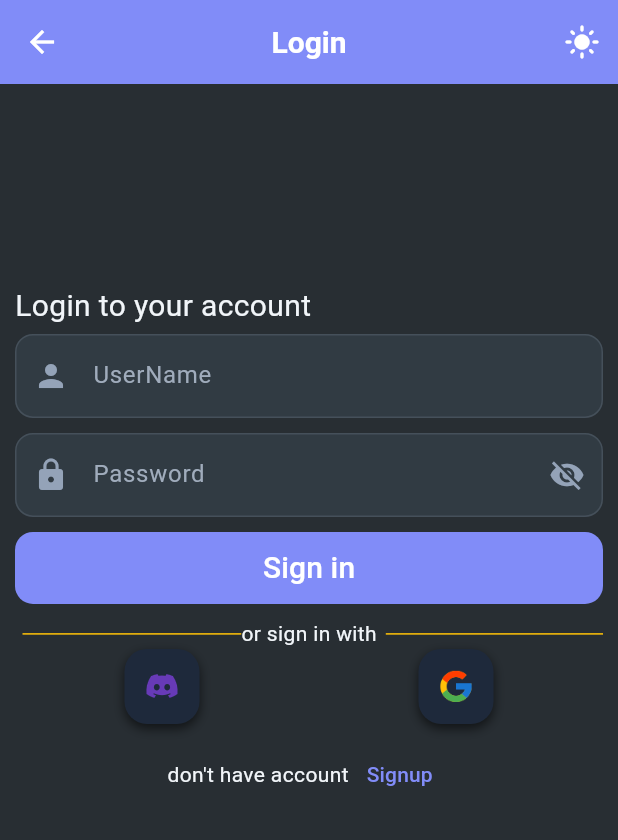
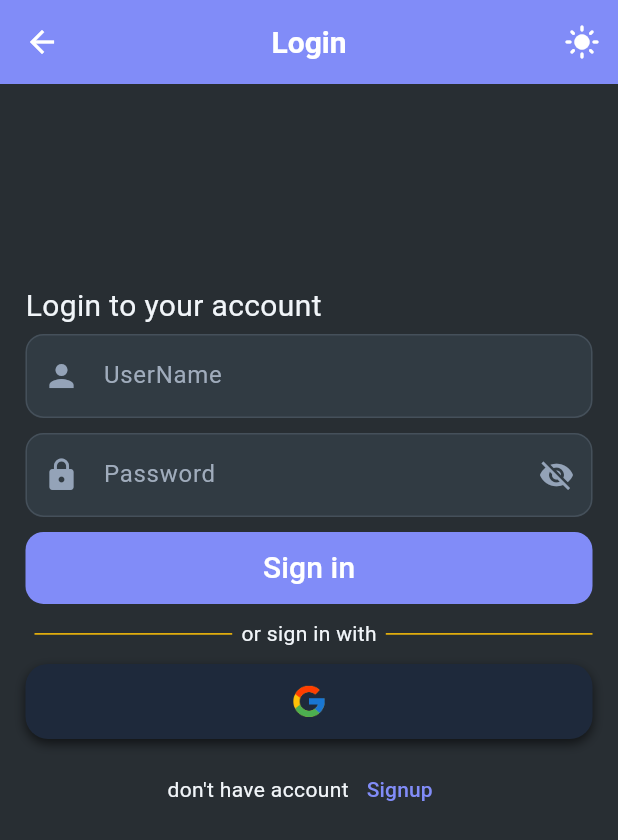
Before and after one commit to BasharSayyedAhmad/talcove, a Flutter app: the screen it shows after launch, after a tap on the "dark mode" icon, after a tap on "Login", on a phone screen of 412 x 824 dp. Shown: the top 840 px of the screen. Run offline on Flutter 3.47's test engine with Material 3 defaults, Android fonts, the phone set to English and light mode, and no system bars; our stand-ins replace flutter_riverpod, google_sign_in, hive_flutter, riverpod_annotation; accounts and stored records are empty; generated files the repository leaves out were written again.

Commit message:
Refactor authentication flow, update UI screens, fix providers, and add new assets

```diff
--- a/lib/authentication/entry_screen.dart
+++ b/lib/authentication/entry_screen.dart
@@ -2,7 +2,6 @@ import 'package:flutter/material.dart';
 import 'package:talcove/authentication/login_screen.dart';
 import 'package:talcove/authentication/signup_screen.dart';
 import 'package:talcove/core/constants/app_breakpoints.dart';
-import 'package:talcove/core/constants/app_dimensions.dart';
 import 'package:talcove/generated/l10n.dart';
 import 'package:talcove/shared/widgets/custom_button.dart';
 import 'package:talcove/shared/widgets/language_icon.dart';
@@ -13,96 +12,99 @@ class EntryScreen extends StatelessWidget {
 
   @override
   Widget build(BuildContext context) {
-    final width = AppDimensions.screenWidth(context);
-    bool isMobile = width < AppBreakpoints.tablet;
+    final cs = Theme.of(context).colorScheme;
+    final width = MediaQuery.of(context).size.width;
+    final isMobile = width < AppBreakpoints.tablet;
+
     return Scaffold(
-      appBar: AppBar(
-        title: const Text("Talcove"),
-        backgroundColor: Theme.of(context).colorScheme.primary,
-        actions: const [LanguageIcon(), ThemeIcon()],
+      body: Container(
+        decoration: BoxDecoration(
+          gradient: LinearGradient(
+            colors: [cs.background, cs.surface.withOpacity(0.7)],
+            begin: Alignment.topCenter,
+            end: Alignment.bottomCenter,
           ),
-      backgroundColor: Theme.of(context).colorScheme.background,
-      body: Padding(
-        padding: const EdgeInsetsGeometry.all(20),
-        child: Center(
-          child: isMobile
-              ? Column(
-                  crossAxisAlignment: CrossAxisAlignment.stretch,
-                  mainAxisAlignment: MainAxisAlignment.center,
+        ),
+        child: SafeArea(
+          child: Padding(
+            padding: const EdgeInsets.all(24),
+            child: Column(
               children: [
+                // Top icons
+                const Row(
+                  mainAxisAlignment: MainAxisAlignment.end,
+                  children: [LanguageIcon(), SizedBox(width: 12), ThemeIcon()],
+                ),
+
+                const Spacer(),
+
+                // Logo
+                Image.asset(
+                  "assets/images/talcove_logo.png",
+                  width: isMobile ? 130 : 170,
+                  height: isMobile ? 130 : 170,
+                ),
+
+                const SizedBox(height: 20),
+
+                // Subtitle
+                Text(
+                  "Connect • Share • Discover",
+                  style: TextStyle(
+                    fontSize: isMobile ? 16 : 20,
+                    color: cs.onSurface.withOpacity(0.7),
+                    fontWeight: FontWeight.w500,
+                  ),
+                ),
+
+                const SizedBox(height: 40),
+
+                // Login button
                 CustomButton(
-                      onPressed: () {
-                        Navigator.of(context).push(
-                          MaterialPageRoute(
-                            builder: (context) => const LoginScreen(),
+                  onPressed: () => Navigator.push(
+                    context,
+                    MaterialPageRoute(builder: (_) => const LoginScreen()),
                   ),
-                        );
-                      },
                   child: Text(
                     S.of(context).login,
-                        style: const TextStyle(fontSize: 20),
-                      ),
-                    ),
-                    const SizedBox(height: 10),
-                    CustomButton(
-                      onPressed: () {
-                        Navigator.of(context).push(
-                          MaterialPageRoute(
-                            builder: (context) => const SignupScreen(),
-                          ),
-                        );
-                      },
-                      child: Text(
-                        S.of(context).signup,
-                        style: const TextStyle(fontSize: 20),
-                      ),
-                    ),
-                  ],
-                )
-              : Row(
-                  mainAxisAlignment: MainAxisAlignment.center,
-                  children: [
-                    Expanded(
-                      child: SizedBox(
-                        height: 60,
-                        child: CustomButton(
-                          onPressed: () {
-                            Navigator.of(context).push(
-                              MaterialPageRoute(
-                                builder: (context) => const LoginScreen(),
-                              ),
-                            );
-                          },
-                          child: Text(
-                            S.of(context).login,
-                            style: const TextStyle(fontSize: 32),
+                    style: TextStyle(
+                      fontSize: isMobile ? 20 : 26,
+                      color: cs.onPrimary,
                     ),
                   ),
                 ),
+
+                const SizedBox(height: 16),
+
+                // Signup button
+                CustomButton(
+                  onPressed: () => Navigator.push(
+                    context,
+                    MaterialPageRoute(builder: (_) => const SignupScreen()),
                   ),
-                    const SizedBox(width: 20),
-                    Expanded(
-                      child: SizedBox(
-                        height: 60,
-                        child: CustomButton(
-                          onPressed: () {
-                            Navigator.of(context).push(
-                              MaterialPageRoute(
-                                builder: (context) => const SignupScreen(),
-                              ),
-                            );
-                          },
                   child: Text(
                     S.of(context).signup,
-                            style: const TextStyle(fontSize: 32),
+                    style: TextStyle(
+                      fontSize: isMobile ? 20 : 26,
+                      color: cs.onPrimary,
                     ),
                   ),
+                ),
+
+                const Spacer(),
+
+                Text(
+                  "© 2026 Talcove",
+                  style: TextStyle(
+                    color: cs.onSurface.withOpacity(0.5),
+                    fontSize: 12,
                   ),
                 ),
               ],
             ),
           ),
         ),
+      ),
     );
   }
 }
--- a/lib/authentication/login_screen.dart
+++ b/lib/authentication/login_screen.dart
@@ -1,11 +1,16 @@
+import 'package:flutter/cupertino.dart';
 import 'package:flutter/material.dart';
 import 'package:flutter_riverpod/flutter_riverpod.dart';
 import 'package:talcove/authentication/widgets/login_form.dart';
 import 'package:talcove/core/constants/app_breakpoints.dart';
 import 'package:talcove/core/constants/app_dimensions.dart';
+import 'package:talcove/features/home/home_screen.dart';
+import 'package:talcove/features/providers/auth_provider.dart';
 
 import 'package:talcove/features/providers/theme_provider.dart';
 import 'package:talcove/generated/l10n.dart';
+import 'package:talcove/models/auth_state.dart';
+import 'package:talcove/shared/widgets/app_snackbar.dart';
 
 class LoginScreen extends ConsumerStatefulWidget {
   const LoginScreen({super.key});
@@ -23,6 +28,30 @@ class _LoginScreenState extends ConsumerState<LoginScreen> {
     final theme = ref.watch(themeNotifierProvider);
     final width = AppDimensions.screenWidth(context);
     final isMobile = width < AppBreakpoints.tablet;
+    final authState = ref.watch(authNotifierProvider);
+    final authNotifier = ref.read(authNotifierProvider.notifier);
+    ref.listen<AuthState>(authNotifierProvider, (prev, next) {
+      if (next.errorMessage != null) {
+        AppSnackBar.show(
+          context,
+          message: next.errorMessage!,
+          backgroundColor: Colors.red,
+        );
+        authNotifier.clearError();
+      }
+
+      if (next.isAuthenticated && prev?.isAuthenticated != true) {
+        AppSnackBar.show(
+          context,
+          message: S.of(context).signupSuccess,
+          backgroundColor: Colors.green,
+        );
+
+        Navigator.of(context).pushReplacement(
+          MaterialPageRoute(builder: (_) => const HomeScreen()),
+        );
+      }
+    });
     return Form(
       key: validateKey,
       child: Scaffold(
@@ -42,13 +71,23 @@ class _LoginScreenState extends ConsumerState<LoginScreen> {
           ],
           backgroundColor: Theme.of(context).colorScheme.primary,
         ),
-        body: SingleChildScrollView(
+        body: authState.isLoading
+            ? Center(
+                child: Transform.scale(
+                  scale: 2,
+                  child: const CupertinoActivityIndicator(color: Colors.orange),
+                ),
+              )
+            : SingleChildScrollView(
                 padding: const EdgeInsets.all(10),
                 child: isMobile
-              ? LoginForm(
+                    ? Padding(
+                        padding: const EdgeInsets.symmetric(horizontal: 7.0),
+                        child: LoginForm(
                           userNameController: userNameController,
                           passwordController: passwordController,
                           validatorKey: validateKey,
+                        ),
                       )
                     : Center(
                         child: ConstrainedBox(
--- a/lib/authentication/widgets/login_form.dart
+++ b/lib/authentication/widgets/login_form.dart
@@ -1,12 +1,15 @@
+import 'package:flutter/cupertino.dart';
 import 'package:flutter/material.dart';
+import 'package:flutter_riverpod/flutter_riverpod.dart';
 import 'package:talcove/authentication/widgets/password_field.dart';
 import 'package:talcove/core/constants/app_breakpoints.dart';
 import 'package:talcove/core/constants/app_dimensions.dart';
 import 'package:talcove/core/utils/validators.dart';
+import 'package:talcove/features/providers/auth_provider.dart';
 import 'package:talcove/generated/l10n.dart';
 import 'package:talcove/shared/widgets/custom_text.dart';
 
-class LoginForm extends StatelessWidget {
+class LoginForm extends ConsumerWidget {
   const LoginForm({
     super.key,
     required this.userNameController,
@@ -17,16 +20,21 @@ class LoginForm extends StatelessWidget {
   final TextEditingController passwordController;
   final GlobalKey<FormState> validatorKey;
   @override
-  Widget build(BuildContext context) {
+  Widget build(BuildContext context, WidgetRef ref) {
     final height = AppDimensions.screenHeight(context);
     final width = AppDimensions.screenWidth(context);
     final isMobile = width < AppBreakpoints.tablet;
+    final authNotifier = ref.read(authNotifierProvider.notifier);
+
     return Column(
       mainAxisAlignment: MainAxisAlignment.center,
       crossAxisAlignment: CrossAxisAlignment.start,
       children: [
         SizedBox(height: isMobile ? height * 0.15 : height * 0.2),
-        Text(S.of(context).loginToYourAccount, style: TextStyle(fontSize: 20)),
+        Text(
+          S.of(context).loginToYourAccount,
+          style: const TextStyle(fontSize: 20),
+        ),
         const SizedBox(height: 4),
         CustomText(
           controller: userNameController,
@@ -40,15 +48,30 @@ class LoginForm extends StatelessWidget {
         const SizedBox(height: 10),
         ElevatedButton(
           onPressed: () {
-            if (validatorKey.currentState!.validate()) {}
+            if (validatorKey.currentState!.validate()) {
+              ref
+                  .read(authNotifierProvider.notifier)
+                  .loginWithUserNameAndPassword(
+                    userNameController.text.trim(),
+                    passwordController.text,
+                  );
+            }
           },
-          child: Text(S.of(context).signin, style: TextStyle(fontSize: 20)),
+          child: Text(
+            S.of(context).signin,
+            style: const TextStyle(fontSize: 20),
+          ),
         ),
         const SizedBox(height: 10),
         Row(
           children: [
             const Expanded(
-              child: Divider(color: Colors.amber, thickness: 1, indent: 5),
+              child: Divider(
+                color: Colors.amber,
+                thickness: 1,
+                indent: 6,
+                endIndent: 6,
+              ),
             ),
             Text(S.of(context).orSigninWith),
             const Expanded(
@@ -56,37 +79,17 @@ class LoginForm extends StatelessWidget {
             ),
           ],
         ),
-        Row(
-          mainAxisAlignment: MainAxisAlignment.spaceAround,
-          children: [
-            Container(
-              height: 50,
-              width: 50,
-              decoration: BoxDecoration(
-                color: Theme.of(context).colorScheme.surface,
-                borderRadius: BorderRadius.circular(15),
-                boxShadow: [
-                  BoxShadow(
-                    color: Colors.black.withOpacity(0.6),
-                    blurRadius: 6,
-                    offset: const Offset(0, 3),
-                  ),
-                ],
-              ),
-              child: IconButton(
-                onPressed: () {},
-                icon: const Icon(Icons.discord),
-                color: Colors.deepPurple,
-              ),
-            ),
+        const SizedBox(height: 10),
 
+        // ? const Center(child: RefreshProgressIndicator())
+        // ? const Center(child: LinearProgressIndicator())
         InkWell(
           onTap: () {
-                print("Google sign in");
+            authNotifier.loginWithGoogle();
           },
           child: Container(
             height: 50,
-                width: 50,
+            width: double.infinity,
             decoration: BoxDecoration(
               color: Theme.of(context).colorScheme.surface,
               borderRadius: BorderRadius.circular(15),
@@ -107,8 +110,6 @@ class LoginForm extends StatelessWidget {
             ),
           ),
         ),
-          ],
-        ),
         const SizedBox(height: 10),
         Row(
           mainAxisAlignment: MainAxisAlignment.center,
--- a/lib/core/constants/app_settings_keys.dart
+++ b/lib/core/constants/app_settings_keys.dart
@@ -1,3 +1,7 @@
 const String settingsBox = "settingsBox";
 const String themeModeKey = "themeMode";
 const String languageKey = "language";
+const String accessTokenKey = "accessToken";
+const String sessionCookieKey = "sessionCookie";
+const String authMethodKey = "authMethod";
+const String userKey = "userKey";
--- a/lib/core/constants/auth_method.dart
+++ b/lib/core/constants/auth_method.dart
@@ -1 +1 @@
-enum AuthMethod { google, discord, password }
+enum AuthMethod { google, userNameAndPassword }
--- a/lib/l10n/intl_en.arb
+++ b/lib/l10n/intl_en.arb
@@ -8,7 +8,7 @@
     "loginToYourAccount": "Login to your account",
     "orSigninWith":"or sign in with",
     "DontHaveAccount":"don't have account",
-    "signupSuccess":"Signup successful! Please log in.",
+    "signupSuccess":"Signup successful!",
     "UserName":"UserName",
     "email":"Email(optional)",
     "orSignUpWith":" or sign up with",
--- a/lib/main.dart
+++ b/lib/main.dart
@@ -1,7 +1,9 @@
 import 'package:flutter/material.dart';
 import 'package:flutter_riverpod/flutter_riverpod.dart';
+import 'package:talcove/authentication/entry_screen.dart';
 import 'package:talcove/core/themes/theme.dart';
 import 'package:talcove/features/home/home_screen.dart';
+import 'package:talcove/features/providers/auth_provider.dart';
 import 'package:talcove/features/providers/language_provider.dart';
 import 'package:talcove/generated/l10n.dart';
 import 'package:talcove/features/providers/theme_provider.dart';
@@ -19,10 +21,17 @@ class MyApp extends ConsumerWidget {
 
   @override
   Widget build(BuildContext context, WidgetRef ref) {
+    Future.microtask(() {
+      ref.read(authNotifierProvider.notifier).restoreSession();
+    });
     final themeMode = ref.watch(themeNotifierProvider);
     final language = ref.watch(languageNotifierProvider);
+    final authState = ref.watch(authNotifierProvider);
+
     return MaterialApp(
-      home: const HomeScreen(),
+      home: authState.isAuthenticated
+          ? const HomeScreen()
+          : const EntryScreen(),
       debugShowCheckedModeBanner: false,
       themeMode: themeMode,
       theme: lightMode,
--- a/lib/models/auth_state.dart
+++ b/lib/models/auth_state.dart
@@ -18,11 +18,15 @@ class AuthState {
     bool? isLoading,
     String? errorMessage,
     bool? isAuthenticated,
+    User? user,
+    AuthMethod? authMethod,
   }) {
     return AuthState(
       isAuthenticated: isAuthenticated ?? this.isAuthenticated,
       isLoading: isLoading ?? this.isLoading,
       errorMessage: errorMessage,
+      user: user ?? this.user,
+      authMethod: authMethod ?? this.authMethod,
     );
   }
 }
--- a/pubspec.yaml
+++ b/pubspec.yaml
@@ -71,6 +71,7 @@ flutter:
   # To add assets to your application, add an assets section, like this:
   assets:
     - assets/images/g_logo.png
+    - assets/images/talcove_logo.png
   #   - images/a_dot_ham.jpeg
   # An image asset can refer to one or more resolution-specific "variants", see
   # https://flutter.dev/to/resolution-aware-images
```
Also changed, not shown: lib/authentication/signup_screen.dart (+19 -5 lines), lib/authentication/widgets/signup_form.dart (+13 -32 lines), lib/features/home/home_screen.dart (+31 -3 lines), lib/features/providers/auth_provider.dart (+205 -5 lines), lib/models/user.dart (+48 -0 lines), assets/images/talcove_logo.png (added), lib/features/providers/auth_provider.g.dart, lib/generated/intl/messages_en.dart, lib/generated/l10n.dart. Lines whose indentation alone changed are shown as unchanged.
